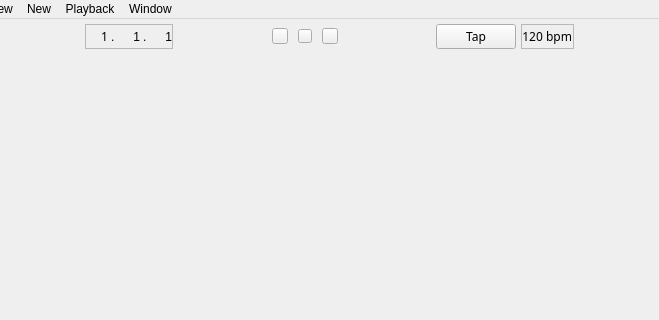
First picture: the form in src/gui/mainwindow.ui, repository tom-23/Horizon, before the edit; both pictures show x 93 to 752 and y 0 to 320 of the 900 by 600 pixel window.
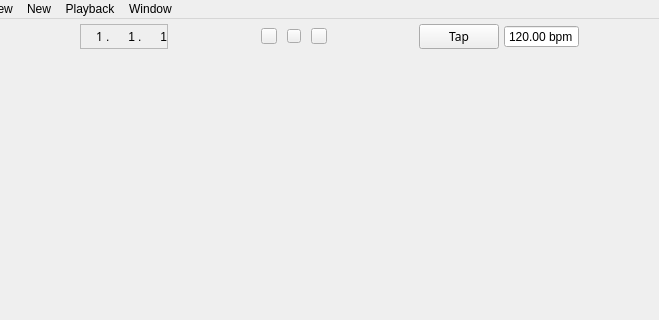
Second picture: the form after the edit.

What changed in the file:
```diff
--- a/src/gui/mainwindow.ui
+++ b/src/gui/mainwindow.ui
@@ -306,63 +306,22 @@
         </widget>
        </item>
        <item>
-        <widget class="QFrame" name="tempo_lcd">
-         <property name="sizePolicy">
-          <sizepolicy hsizetype="Preferred" vsizetype="Minimum">
-           <horstretch>0</horstretch>
-           <verstretch>0</verstretch>
-          </sizepolicy>
+        <widget class="QDoubleSpinBox" name="tempo_lcd">
+         <property name="alignment">
+          <set>Qt::AlignCenter</set>
          </property>
-         <property name="frameShape">
-          <enum>QFrame::StyledPanel</enum>
+         <property name="buttonSymbols">
+          <enum>QAbstractSpinBox::NoButtons</enum>
          </property>
-         <property name="frameShadow">
-          <enum>QFrame::Raised</enum>
+         <property name="suffix">
+          <string> bpm</string>
          </property>
-         <layout class="QHBoxLayout" name="horizontalLayout_6">
-          <property name="spacing">
-           <number>0</number>
-          </property>
-          <property name="leftMargin">
-           <number>0</number>
-          </property>
-          <property name="topMargin">
-           <number>0</number>
-          </property>
-          <property name="rightMargin">
-           <number>1</number>
-          </property>
-          <property name="bottomMargin">
-           <number>0</number>
-          </property>
-          <item>
-           <widget class="QLabel" name="label_8">
-            <property name="sizePolicy">
-             <sizepolicy hsizetype="Minimum" vsizetype="Preferred">
-              <horstretch>0</horstretch>
-              <verstretch>0</verstretch>
-             </sizepolicy>
-            </property>
-            <property name="minimumSize">
-             <size>
-              <width>22</width>
-              <height>0</height>
-             </size>
-            </property>
-            <property name="font">
-             <font>
-              <family>SF Display</family>
-             </font>
-            </property>
-            <property name="text">
-             <string>120 bpm</string>
-            </property>
-            <property name="alignment">
-             <set>Qt::AlignRight|Qt::AlignTrailing|Qt::AlignVCenter</set>
-            </property>
-           </widget>
-          </item>
-         </layout>
+         <property name="maximum">
+          <double>999.990000000000009</double>
+         </property>
+         <property name="value">
+          <double>120.000000000000000</double>
+         </property>
         </widget>
        </item>
        <item>
```
Left out of the diff: 11 changed lines with no effect on the pictures.
